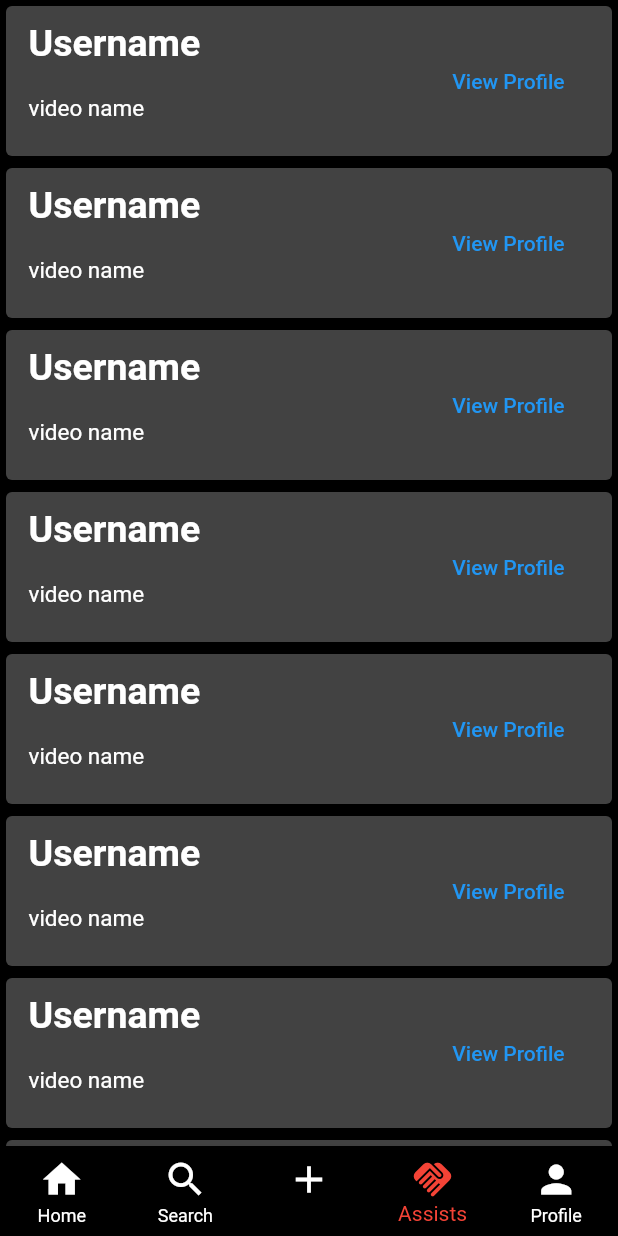
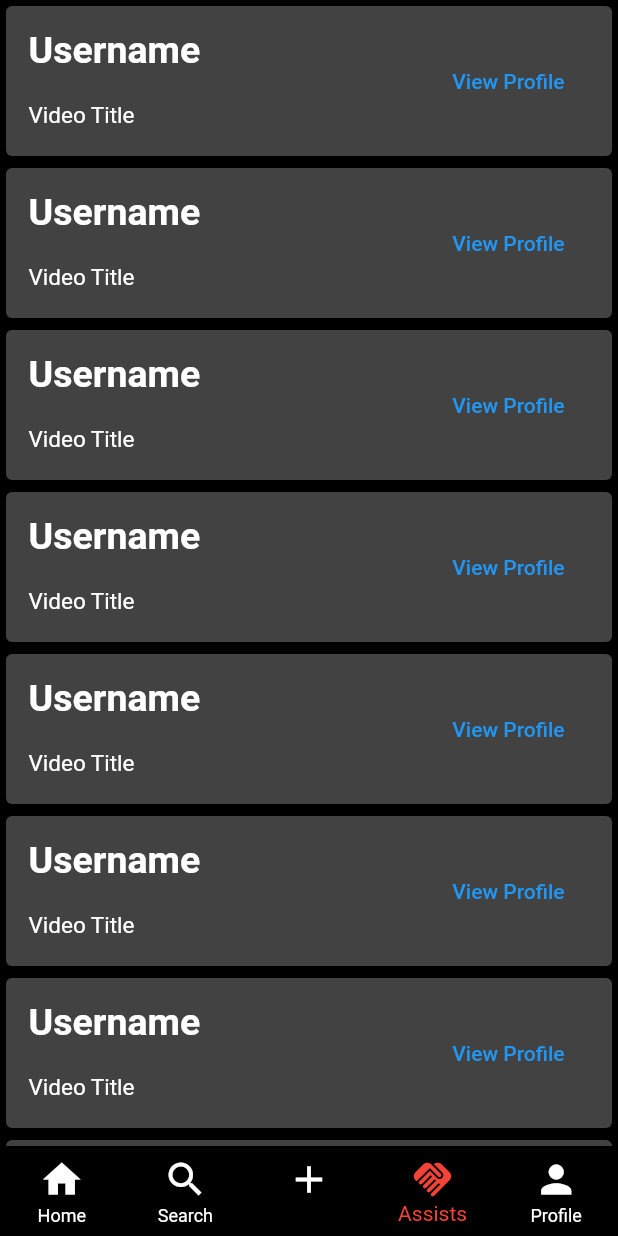
Before and after one commit to MonishRamba/Scrolling-down, a Flutter app: the screen it shows once a user with an empty profile is signed in, item 4 of the bottom bar chosen, on a phone screen of 412 x 824 dp. Run offline on Flutter 3.47's test engine with Material 2 defaults, Android fonts, the phone set to English and light mode, and no system bars; our stand-ins replace cached_network_image, cloud_firestore, firebase_auth, firebase_core, firebase_storage, get and 4 more; missing offline and left inert: video_compress; accounts and stored records are empty.

Commit message:
clean up

```diff
--- a/app/lib/constants.dart
+++ b/app/lib/constants.dart
@@ -6,7 +6,7 @@ import 'package:firebase_auth/firebase_auth.dart';
 import 'package:firebase_storage/firebase_storage.dart';
 import 'package:flutter/material.dart';
 import 'package:hackout/views/screens/add_video_screen.dart';
-import 'package:hackout/views/screens/home_screen.dart';
+
 import 'package:hackout/views/screens/noti_screen.dart';
 import 'package:hackout/views/screens/profile_screen.dart';
 import 'package:hackout/views/screens/search_screen.dart';
@@ -26,7 +26,7 @@ List pages = [
   VideoScreen(),
   SearchScreen(),
   const AddVideoScreen(),
-  NotiScreen(),
+  const NotiScreen(),
   // Text('Profile Screen'),
   ProfileScreen(uid: authController.user.uid),
 ];
--- a/app/lib/views/screens/noti_screen.dart
+++ b/app/lib/views/screens/noti_screen.dart
@@ -7,6 +7,6 @@ class NotiScreen extends StatelessWidget {
   @override
   Widget build(BuildContext context) {
     return ListView.builder(
-        itemCount: 10, itemBuilder: ((context, index) => AssistCard()));
+        itemCount: 10, itemBuilder: ((context, index) => const AssistCard()));
   }
 }
--- a/app/lib/views/screens/video_screen.dart
+++ b/app/lib/views/screens/video_screen.dart
@@ -83,7 +83,7 @@ class VideoScreen extends StatelessWidget {
         constraints: const BoxConstraints(maxWidth: double.infinity),
         isScrollControlled: true,
         context: context,
-        builder: (ctx) => Opacity(opacity: 0.0, child: Description()),
+        builder: (ctx) => const Opacity(opacity: 0.0, child: Description()),
       );
     }
 
--- a/app/lib/views/widgets/assist_card.dart
+++ b/app/lib/views/widgets/assist_card.dart
@@ -9,11 +9,11 @@ class AssistCard extends StatelessWidget {
       child: Row(
         children: [
           Container(
-            padding: EdgeInsets.symmetric(vertical: 10, horizontal: 15),
+            padding: const EdgeInsets.symmetric(vertical: 15, horizontal: 15),
             height: 100,
             child: Row(
               children: [
-                Column(
+                const Column(
                   crossAxisAlignment: CrossAxisAlignment.start,
                   children: [
                     Text(
@@ -25,7 +25,7 @@ class AssistCard extends StatelessWidget {
                       height: 20,
                     ),
                     Text(
-                      "video name",
+                      "Video Title",
                       style: TextStyle(
                         fontSize: 15,
                       ),
```
